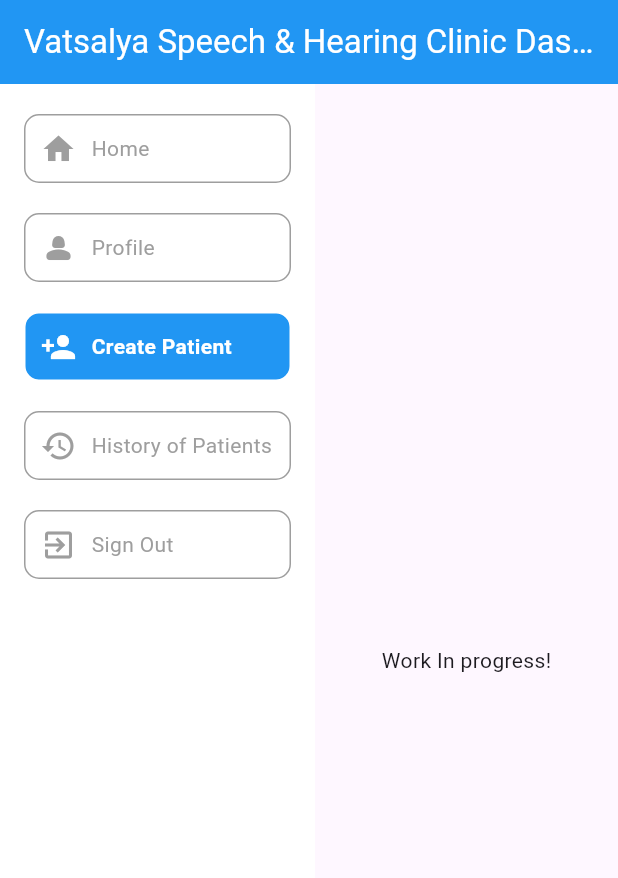
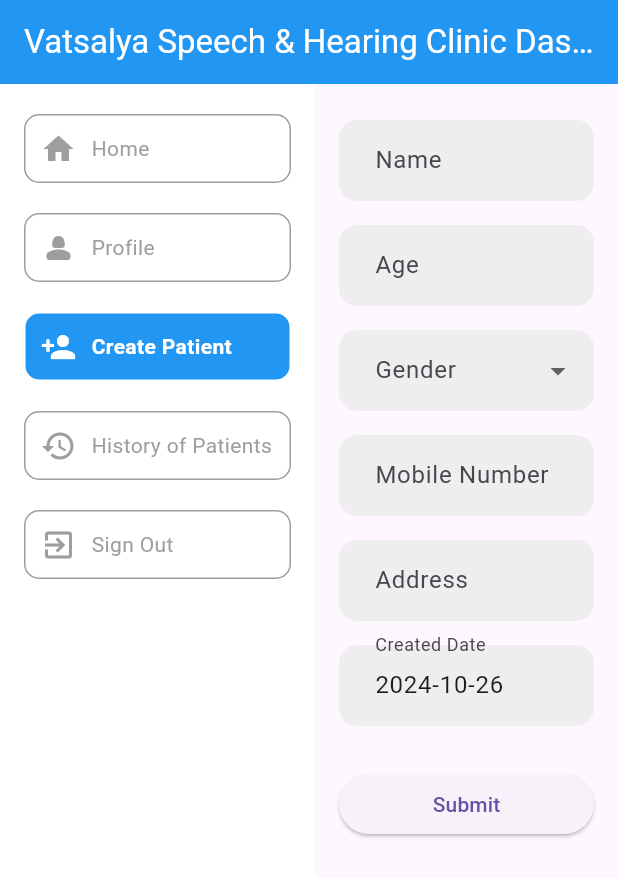
Before and after one commit to chavdajinali/vatsalya_clinic_flutter, a Flutter app: the HomeScreen screen opened directly with empty values, after a tap on "Profile", after a tap on "Create Patient", on a phone screen of 412 x 824 dp. Shown: the top 878 px of the screen. Run offline on Flutter 3.47's test engine with Material 3 defaults, Android fonts, the phone set to English and light mode, and no system bars; our stand-ins replace cloud_firestore, equatable, firebase_core, flutter_bloc, shared_preferences; accounts and stored records are empty.

Commit message:
create patients screen

```diff
--- a/lib/screens/home/create_patients_screen.dart
+++ b/lib/screens/home/create_patients_screen.dart
@@ -1,4 +1,5 @@
 import 'package:flutter/material.dart';
+import 'package:intl/intl.dart';
 
 class CreatePatientsScreen extends StatefulWidget {
   const CreatePatientsScreen({super.key});
@@ -8,11 +9,175 @@ class CreatePatientsScreen extends StatefulWidget {
 }
 
 class _CreatePatientsScreenState extends State<CreatePatientsScreen> {
+  final _formKey = GlobalKey<FormState>();
+
+  final TextEditingController nameController = TextEditingController();
+  final TextEditingController ageController = TextEditingController();
+  final TextEditingController mobileController = TextEditingController();
+  final TextEditingController addressController = TextEditingController();
+  final TextEditingController dateController = TextEditingController();
+
+  String? gender;
+  final DateFormat dateFormatter = DateFormat('yyyy-MM-dd');
+
+  @override
+  void initState() {
+    super.initState();
+    // Set default date as today
+    dateController.text = dateFormatter.format(DateTime.now());
+  }
+
+  // Custom TextField builder to reuse styled TextFields
+  Widget buildTextField({
+    required TextEditingController controller,
+    required String labelText,
+    required String? Function(String?) validator,
+    bool readOnly = false,
+    bool obscureText = false,
+    VoidCallback? onTap,
+  }) {
+    return Padding(
+      padding: const EdgeInsets.symmetric(vertical: 8.0),
+      child: TextFormField(
+        controller: controller,
+        readOnly: readOnly,
+        obscureText: obscureText,
+        validator: validator,
+        decoration: InputDecoration(
+          labelText: labelText,
+          filled: true,
+          fillColor: Colors.grey[200], // Gray background color
+          border: OutlineInputBorder(
+            borderRadius: BorderRadius.circular(12),
+            borderSide: BorderSide.none,
+          ),
+          contentPadding: EdgeInsets.symmetric(vertical: 15, horizontal: 20),
+        ),
+        onTap: onTap,
+      ),
+    );
+  }
+
   @override
   Widget build(BuildContext context) {
-    return Scaffold(
-      appBar:AppBar(title: const Text('Add Patients')),
-      body: Container(),
+    return Padding(
+      padding: const EdgeInsets.all(16.0),
+      child: Form(
+        key: _formKey,
+        child: ListView(
+          children: [
+            buildTextField(
+              controller: nameController,
+              labelText: 'Name',
+              validator: (value) {
+                if (value == null || value.isEmpty) {
+                  return 'Please enter your name';
+                }
+                return null;
+              },
+            ),
+            buildTextField(
+              controller: ageController,
+              labelText: 'Age',
+              validator: (value) {
+                if (value == null || value.isEmpty) {
+                  return 'Please enter your age';
+                }
+                if (int.tryParse(value) == null) {
+                  return 'Please enter a valid number';
+                }
+                return null;
+              },
+            ),
+            Padding(
+              padding: const EdgeInsets.symmetric(vertical: 8.0),
+              child: DropdownButtonFormField<String>(
+                value: gender,
+                items: ['Male', 'Female', 'Other']
+                    .map((String value) => DropdownMenuItem<String>(
+                  value: value,
+                  child: Text(value),
+                ))
+                    .toList(),
+                onChanged: (value) {
+                  setState(() {
+                    gender = value;
+                  });
+                },
+                decoration: InputDecoration(
+                  labelText: 'Gender',
+                  filled: true,
+                  fillColor: Colors.grey[200],
+                  border: OutlineInputBorder(
+                    borderRadius: BorderRadius.circular(12),
+                    borderSide: BorderSide.none,
+                  ),
+                  contentPadding:
+                  EdgeInsets.symmetric(vertical: 15, horizontal: 20),
+                ),
+                validator: (value) =>
+                value == null ? 'Please select a gender' : null,
+              ),
+            ),
+            buildTextField(
+              controller: mobileController,
+              labelText: 'Mobile Number',
+              validator: (value) {
+                if (value == null || value.isEmpty) {
+                  return 'Please enter your mobile number';
+                }
+                if (value.length != 10) {
+                  return 'Please enter a 10-digit number';
+                }
+                return null;
+              },
+            ),
+            buildTextField(
+              controller: addressController,
+              labelText: 'Address',
+              validator: (value) {
+                if (value == null || value.isEmpty) {
+                  return 'Please enter your address';
+                }
+                return null;
+              },
+            ),
+            buildTextField(
+              controller: dateController,
+              labelText: 'Created Date',
+              readOnly: true,
+              validator: (value) => value == null || value.isEmpty
+                  ? 'Please select a date'
+                  : null,
+              onTap: () async {
+                DateTime? pickedDate = await showDatePicker(
+                  context: context,
+                  initialDate: DateTime.now(),
+                  firstDate: DateTime(2000),
+                  lastDate: DateTime(2101),
+                );
+                if (pickedDate != null) {
+                  setState(() {
+                    dateController.text = dateFormatter.format(pickedDate);
+                  });
+                }
+              },
+            ),
+            SizedBox(height: 20),
+            ElevatedButton(
+              onPressed: () {
+                if (_formKey.currentState!.validate()) {
+                  ScaffoldMessenger.of(context).showSnackBar(
+                    SnackBar(content: Text('Form submitted successfully')),
+                  );
+                  // Handle form submission, such as saving data
+                }
+              },
+              child: Text('Submit'),
+            ),
+          ],
+        ),
+      ),
     );
   }
 }
--- a/lib/screens/home/home_screen.dart
+++ b/lib/screens/home/home_screen.dart
@@ -1,5 +1,6 @@
 import 'package:flutter/material.dart';
 import 'package:flutter_bloc/flutter_bloc.dart';
+import 'package:vatsalya_clinic/screens/home/create_patients_screen.dart';
 import 'package:vatsalya_clinic/screens/home/profile_page.dart';
 import 'package:vatsalya_clinic/screens/home/todays_appointment_page.dart';
 import 'package:vatsalya_clinic/screens/home/work_in_progress_page.dart';
@@ -22,7 +23,7 @@ class _HomeScreenState extends State<HomeScreen> {
   var pages = [
     const TodaysAppointmentPage(),
     const ProfilePage(),
-    const WorkInProgressPage(),
+    const CreatePatientsScreen(),
     const WorkInProgressPage()
   ];
 
--- a/pubspec.yaml
+++ b/pubspec.yaml
@@ -41,6 +41,7 @@ dependencies:
   equatable: ^2.0.0
   responsive_builder: ^0.4.1
   shared_preferences: ^2.0.13
+  intl: ^0.17.0
 
 dev_dependencies:
   flutter_test:
```
Also changed, not shown: pubspec.lock.
